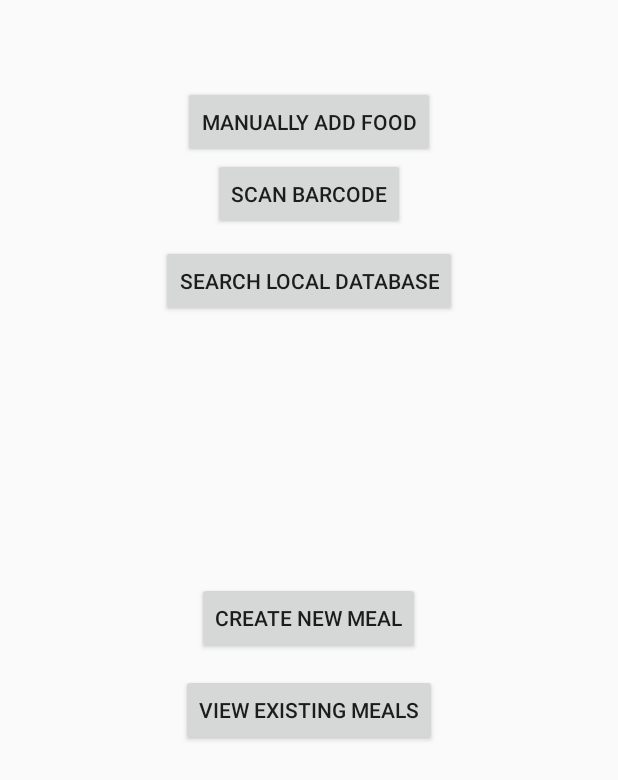
After one commit to tegster/NutriFit, an Android app: the layout nutrition_overview.xml on its own in the app's theme, with its tools: preview values and no code run, on a phone screen of 412 x 824 dp. The commit adds this screen. Shown: the top 780 px of the screen. Run offline under Robolectric (Android 15) with nearby library versions, the phone set to English and light mode, and no system bars.

Commit message:
working on setting up nutrition

```diff
--- a/Source/app/src/main/java/fitness/cs115/a115fitnessapp/MainActivity.java
+++ b/Source/app/src/main/java/fitness/cs115/a115fitnessapp/MainActivity.java
@@ -41,7 +41,7 @@
         create_meal.setOnClickListener(new Button.OnClickListener() {
             @Override
             public void onClick(View view) {
-                Intent intent = new Intent(MainActivity.this, createMeal.class);
+                Intent intent = new Intent(MainActivity.this, nutritionOverview.class);
                 startActivity(intent);
             }
         });
--- a/Source/app/src/main/java/fitness/cs115/a115fitnessapp/addItemToMeal.java
+++ b/Source/app/src/main/java/fitness/cs115/a115fitnessapp/addItemToMeal.java
@@ -106,7 +106,7 @@
                 }
 
                 //launch intent here
-                Intent intent = new Intent(addItemToMeal.this, createMeal.class);
+                Intent intent = new Intent(addItemToMeal.this, nutritionOverview.class);
                 startActivity(intent);
 
 
--- /dev/null
+++ b/Source/app/src/main/res/layout/nutrition_overview.xml
@@ -0,0 +1,49 @@
+<?xml version="1.0" encoding="utf-8"?>
+<RelativeLayout xmlns:android="http://schemas.android.com/apk/res/android"
+    android:orientation="vertical"
+    android:layout_width="match_parent"
+    android:layout_height="match_parent">
+
+    <Button
+        android:text="Search local Database"
+        android:layout_width="wrap_content"
+        android:layout_height="wrap_content"
+        android:layout_below="@+id/scan"
+        android:layout_centerHorizontal="true"
+        android:layout_marginTop="10dp"
+        android:id="@+id/search" />
+
+    <Button
+        android:text="Manually Add Food"
+        android:layout_width="wrap_content"
+        android:layout_height="wrap_content"
+        android:layout_marginTop="57dp"
+        android:id="@+id/addFood"
+        android:layout_alignParentTop="true"
+        android:layout_centerHorizontal="true" />
+
+    <Button
+        android:text="Scan Barcode"
+        android:layout_width="wrap_content"
+        android:layout_height="wrap_content"
+        android:id="@+id/scan"
+        android:layout_below="@+id/addFood"
+        android:layout_centerHorizontal="true" />
+
+    <Button
+        android:text="Create New Meal"
+        android:layout_width="wrap_content"
+        android:layout_height="wrap_content"
+        android:id="@+id/newMeal"
+        android:layout_centerVertical="true"
+        android:layout_centerHorizontal="true" />
+
+    <Button
+        android:text="View Existing Meals"
+        android:layout_width="wrap_content"
+        android:layout_height="wrap_content"
+        android:layout_below="@+id/newMeal"
+        android:layout_centerHorizontal="true"
+        android:layout_marginTop="13dp"
+        android:id="@+id/existing" />
+</RelativeLayout>
```
Also changed, not shown: Source/app/src/main/AndroidManifest.xml (+8 -1 lines), Source/app/src/main/java/fitness/cs115/a115fitnessapp/CreateMeal.java (added, +18 -0 lines), Source/app/src/main/java/fitness/cs115/a115fitnessapp/nutritionOverview.java (renamed from Source/app/src/main/java/fitness/cs115/a115fitnessapp/createMeal.java, +11 -3 lines), Source/app/src/main/res/layout/create_meal.xml (+2 -44 lines).
